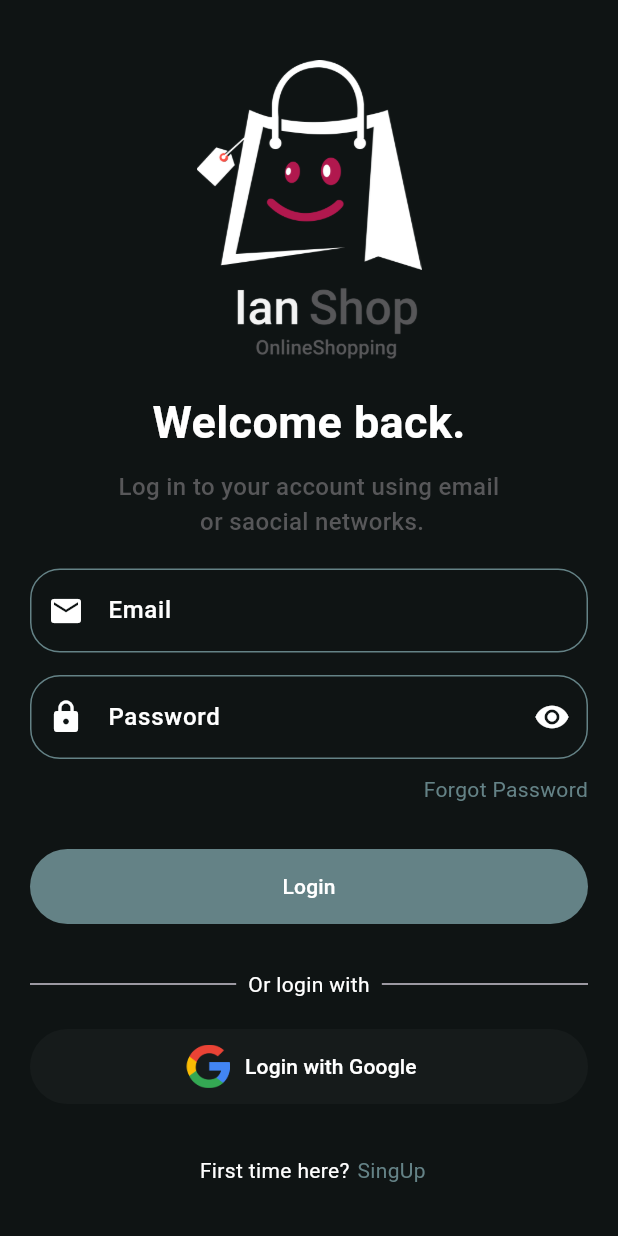
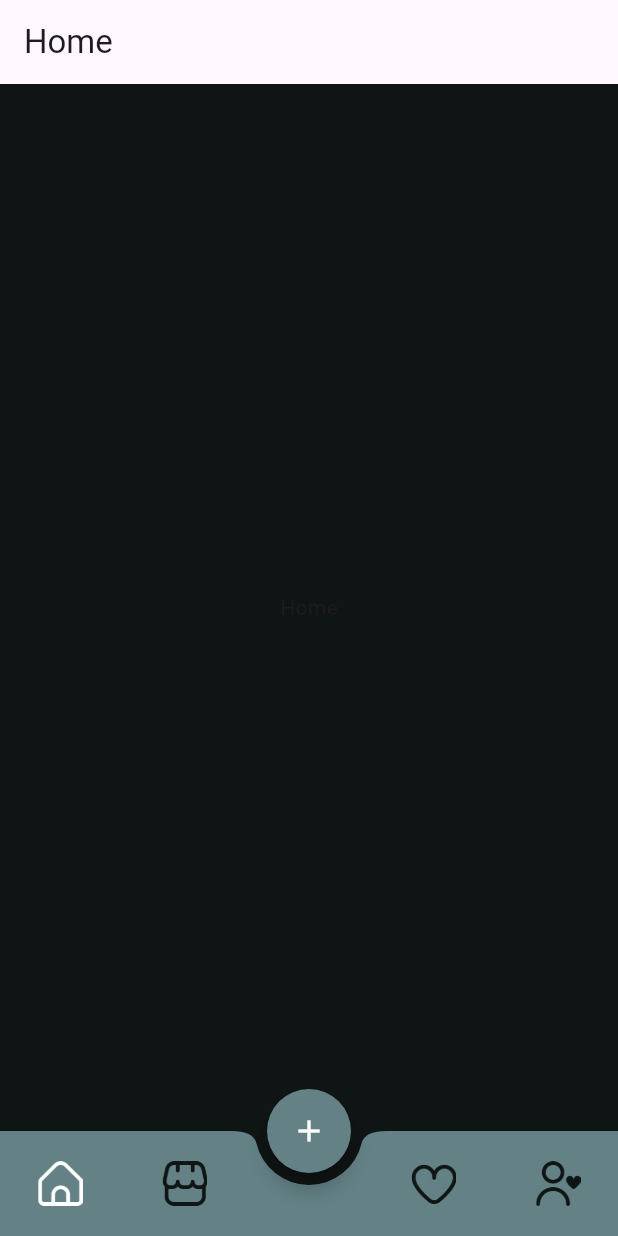
Before and after one commit to rperezalberto/store_app, a Flutter app: the screen it shows after launch, on a phone screen of 412 x 824 dp. Run offline on Flutter 3.47's test engine with Material 3 defaults, Android fonts, the phone set to English and light mode, and no system bars; our stand-ins replace bloc, equatable, flutter_bloc.

Commit message:
AppBar listo

```diff
--- /dev/null
+++ b/lib/bloc/main_app/main_app_bloc.dart
@@ -0,0 +1,26 @@
+import 'package:bloc/bloc.dart';
+import 'package:equatable/equatable.dart';
+import 'package:store_app/screen/home/home_sceen.dart';
+import 'package:store_app/screen/save/save_screen.dart';
+import 'package:store_app/screen/search/search_screen.dart';
+import 'package:store_app/screen/user/user_screen.dart';
+
+part 'main_app_event.dart';
+part 'main_app_state.dart';
+
+class MainAppBloc extends Bloc<MainAppEvent, MainAppState> {
+  final item = [
+    const HomeSceen(),
+    const SearchScreen(),
+    const SaveScreen(),
+    const UserScreen(),
+  ];
+
+  MainAppBloc() : super(const MainAppInitial(0)) {
+    on<ChangePageEvent>(_onChangePage);
+  }
+
+  void _onChangePage(ChangePageEvent event, Emitter<MainAppState> emit) {
+    emit(state.copyWith(itemPage: event.newPage));
+  }
+}
--- /dev/null
+++ b/lib/bloc/main_app/main_app_event.dart
@@ -0,0 +1,19 @@
+part of 'main_app_bloc.dart';
+
+// Clase base de eventos
+sealed class MainAppEvent extends Equatable {
+  const MainAppEvent();
+
+  @override
+  List<Object> get props => [];
+}
+
+// Evento para cambiar de página
+final class ChangePageEvent extends MainAppEvent {
+  final int newPage;
+
+  const ChangePageEvent(this.newPage);
+
+  @override
+  List<Object> get props => [newPage];
+}
--- /dev/null
+++ b/lib/bloc/main_app/main_app_state.dart
@@ -0,0 +1,22 @@
+part of 'main_app_bloc.dart';
+
+// Clase base de estados
+sealed class MainAppState extends Equatable {
+  final int itemPage;
+  const MainAppState(this.itemPage);
+
+  MainAppState copyWith({int? itemPage});
+
+  @override
+  List<Object> get props => [itemPage];
+}
+
+// Estado inicial
+final class MainAppInitial extends MainAppState {
+  const MainAppInitial(super.itemPage);
+
+  @override
+  MainAppState copyWith({int? itemPage}) {
+    return MainAppInitial(itemPage ?? this.itemPage);
+  }
+}
--- a/lib/main.dart
+++ b/lib/main.dart
@@ -1,8 +1,18 @@
 import 'package:flutter/material.dart';
+import 'package:flutter_bloc/flutter_bloc.dart';
+import 'package:store_app/bloc/main_app/main_app_bloc.dart';
 import 'package:store_app/screen/login/login_sreen.dart';
+import 'package:store_app/screen/main/main_app_home.dart';
 import 'package:store_app/theme/app_theme.dart';
 
-void main() => runApp(const MyApp());
+void main() => runApp(
+      MultiBlocProvider(
+        providers: [
+          BlocProvider(create: (_) => MainAppBloc()),
+        ],
+        child: const MyApp(),
+      ),
+    );
 
 class MyApp extends StatelessWidget {
   const MyApp({super.key});
@@ -13,7 +23,7 @@ class MyApp extends StatelessWidget {
       debugShowCheckedModeBanner: false,
       title: 'Material App',
       theme: AppTheme.themeApp,
-      home: LoginSreen(),
+      home: MainAppHome(),
     );
   }
 }
--- /dev/null
+++ b/lib/screen/home/home_sceen.dart
@@ -0,0 +1,17 @@
+import 'package:flutter/material.dart';
+
+class HomeSceen extends StatelessWidget {
+  const HomeSceen({super.key});
+
+  @override
+  Widget build(BuildContext context) {
+    return Scaffold(
+      appBar: AppBar(
+        title: Text("Home"),
+      ),
+      body: Center(
+        child: Text("Home"),
+      ),
+    );
+  }
+}
--- a/lib/screen/login/login_sreen.dart
+++ b/lib/screen/login/login_sreen.dart
@@ -43,10 +43,12 @@ class LoginSreen extends StatelessWidget {
                   label: "First time here?",
                   labelLink: "SingUp",
                   onTap: () {
-                    Navigator.push(
+                    Navigator.pushAndRemoveUntil(
                         context,
                         MaterialPageRoute(
-                            builder: (context) => SingupScreen()));
+                          builder: (context) => SingupScreen(),
+                        ),
+                        (_) => false);
                   },
                 ),
               ),
--- /dev/null
+++ b/lib/screen/main/main_app_home.dart
@@ -0,0 +1,96 @@
+import 'package:flutter/material.dart';
+import 'package:store_app/bloc/main_app/main_app_bloc.dart';
+import 'package:flutter_bloc/flutter_bloc.dart';
+import 'package:store_app/screen/home/home_sceen.dart';
+import 'package:store_app/theme/color_app.dart';
+
+class MainAppHome extends StatelessWidget {
+  const MainAppHome({super.key});
+
+  @override
+  Widget build(BuildContext context) {
+    final mainAppBloc = BlocProvider.of<MainAppBloc>(context);
+    const double size = 30.0;
+
+    return BlocBuilder<MainAppBloc, MainAppState>(
+      builder: (context, state) {
+        return Scaffold(
+          body: mainAppBloc.item[state.itemPage],
+          floatingActionButtonLocation:
+              FloatingActionButtonLocation.centerDocked,
+          floatingActionButton: FloatingActionButton(
+            onPressed: () {
+              Navigator.push(context,
+                  MaterialPageRoute(builder: (context) => const HomeSceen()));
+            },
+            disabledElevation: 0,
+            backgroundColor: AppColor.color648286,
+            elevation: 6.0,
+            shape: const CircleBorder(),
+            child: Icon(
+              Icons.add,
+              color: AppColor.colorffffff,
+            ), // Asegura que el botón sea completamente redondo
+          ),
+          bottomNavigationBar: BottomAppBar(
+            elevation: 12,
+            shape: const CircularNotchedRectangle(), // Hace el recorte circular
+            notchMargin: 8.0, // Margen entre el FAB y el BottomAppBar
+            color: AppColor.color648286,
+            height: 70,
+            child: Row(
+              mainAxisAlignment: MainAxisAlignment.spaceBetween,
+              children: [
+                IconButton(
+                    icon: ImageIcon(
+                      const AssetImage("assets/icons/home.png"),
+                      size: size,
+                      color: state.itemPage == 0
+                          ? AppColor.colorffffff
+                          : AppColor.color0f1414,
+                    ),
+                    onPressed: () =>
+                        // mainAppProvider.bottomNavigationBarChangeItem(0),
+                        mainAppBloc.add(ChangePageEvent(0))),
+                IconButton(
+                    icon: ImageIcon(
+                      const AssetImage("assets/icons/shop.png"),
+                      size: size,
+                      color: state.itemPage == 1
+                          ? AppColor.colorffffff
+                          : AppColor.color0f1414,
+                    ),
+                    onPressed: () =>
+                        // mainAppProvider.bottomNavigationBarChangeItem(1),
+                        mainAppBloc.add(ChangePageEvent(1))),
+                const SizedBox(width: 48), // Espacio para el FAB
+                IconButton(
+                    icon: ImageIcon(
+                      const AssetImage("assets/icons/heart.png"),
+                      size: size,
+                      color: state.itemPage == 2
+                          ? AppColor.colorffffff
+                          : AppColor.color0f1414,
+                    ),
+                    onPressed: () =>
+                        // mainAppProvider.bottomNavigationBarChangeItem(2),
+                        mainAppBloc.add(ChangePageEvent(2))),
+                IconButton(
+                    icon: ImageIcon(
+                      const AssetImage("assets/icons/user.png"),
+                      size: size,
+                      color: state.itemPage == 3
+                          ? AppColor.colorffffff
+                          : AppColor.color0f1414,
+                    ),
+                    onPressed: () =>
+                        // mainAppProvider.bottomNavigationBarChangeItem(3),
+                        mainAppBloc.add(ChangePageEvent(3))),
+              ],
+            ),
+          ),
+        );
+      },
+    );
+  }
+}
--- a/pubspec.yaml
+++ b/pubspec.yaml
@@ -65,6 +65,7 @@ flutter:
   # To add assets to your application, add an assets section, like this:
   assets:
     - assets/images/
+    - assets/icons/
   #   - images/a_dot_ham.jpeg
 
   # An image asset can refer to one or more resolution-specific "variants", see
```
Also changed, not shown: lib/screen/login/singup_screen.dart (+10 -7 lines), lib/screen/save/save_screen.dart (added, +14 -0 lines), lib/screen/search/search_screen.dart (added, +14 -0 lines), lib/screen/user/user_screen.dart (added, +14 -0 lines), assets/icons/cart.png (added), assets/icons/heart.png (added), assets/icons/home.png (added), assets/icons/shop.png (added), assets/icons/user.png (added).
